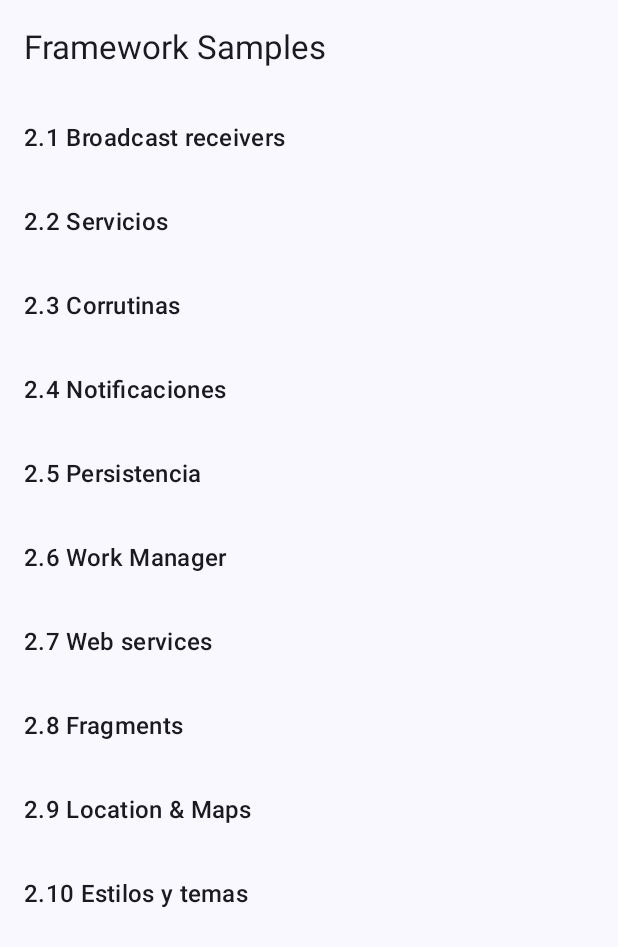
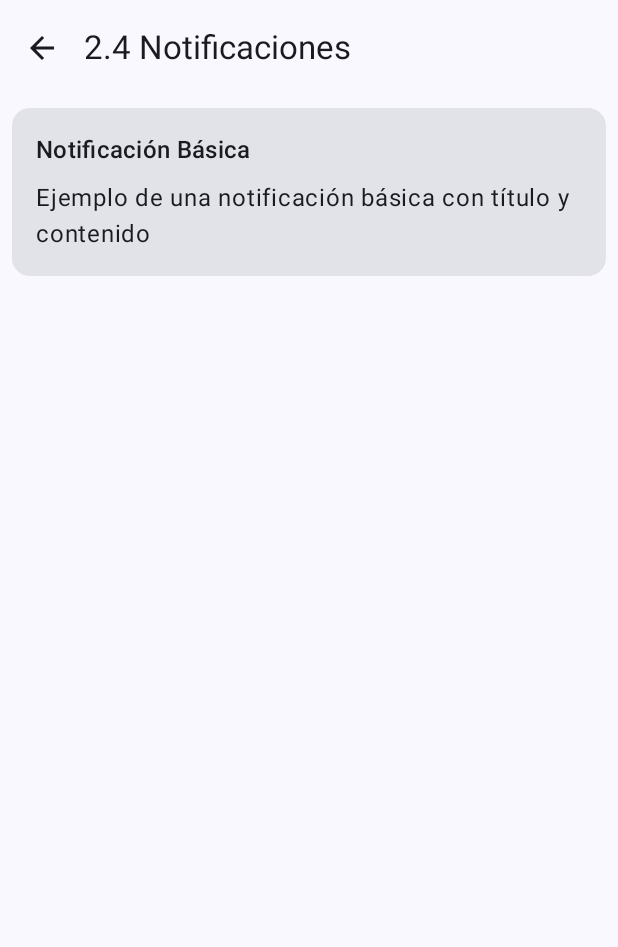
Before and after one commit to antoniolg/Framework-Samples-Compose, an Android app built with Jetpack Compose: the screen it shows after launch (MainActivity), after a tap on "2.4 Notificaciones", on a phone screen of 412 x 824 dp. Shown: the top 947 px of the screen. Run offline under Robolectric (Android 15) with nearby library versions, the phone set to English and light mode, and no system bars.

Commit message:
Notifications: Basic example

```diff
--- a/app/src/main/AndroidManifest.xml
+++ b/app/src/main/AndroidManifest.xml
@@ -2,7 +2,10 @@
 <manifest xmlns:android="http://schemas.android.com/apk/res/android"
     xmlns:tools="http://schemas.android.com/tools">
 
+    <uses-permission android:name="android.permission.POST_NOTIFICATIONS" />
+
     <application
+        android:name=".App"
         android:allowBackup="true"
         android:dataExtractionRules="@xml/data_extraction_rules"
         android:fullBackupContent="@xml/backup_rules"
--- /dev/null
+++ b/app/src/main/java/com/antonioleiva/frameworksamples/App.kt
@@ -0,0 +1,29 @@
+package com.antonioleiva.frameworksamples
+
+import android.app.Application
+import android.app.NotificationChannel
+import android.app.NotificationManager
+
+class App : Application() {
+
+    override fun onCreate() {
+        super.onCreate()
+        createNotificationChannels()
+    }
+
+    private fun createNotificationChannels() {
+        val name = getString(R.string.channel_basic_name)
+        val descriptionText = getString(R.string.channel_basic_description)
+        val importance = NotificationManager.IMPORTANCE_DEFAULT
+        val channel = NotificationChannel(CHANNEL_BASIC_ID, name, importance).apply {
+            description = descriptionText
+        }
+
+        val notificationManager = getSystemService(NotificationManager::class.java)
+        notificationManager.createNotificationChannel(channel)
+    }
+
+    companion object {
+        const val CHANNEL_BASIC_ID = "basic_notification_channel"
+    }
+}
--- a/app/src/main/java/com/antonioleiva/frameworksamples/ui/navigation/Navigation.kt
+++ b/app/src/main/java/com/antonioleiva/frameworksamples/ui/navigation/Navigation.kt
@@ -11,6 +11,7 @@ import com.antonioleiva.frameworksamples.model.Topic
 import com.antonioleiva.frameworksamples.ui.screens.HomeScreen
 import com.antonioleiva.frameworksamples.ui.screens.broadcast.BroadcastSamplesScreen
 import com.antonioleiva.frameworksamples.ui.screens.coroutines.CoroutineSamplesScreen
+import com.antonioleiva.frameworksamples.ui.screens.notifications.NotificationSamplesScreen
 import com.antonioleiva.frameworksamples.ui.screens.services.ServiceSamplesScreen
 
 @Composable
@@ -29,6 +30,7 @@ fun Navigation() {
                         Topic.BROADCAST_RECEIVERS -> navController.navigate(BroadcastSamplesScreen)
                         Topic.SERVICES -> navController.navigate(ServiceSamplesScreen)
                         Topic.COROUTINES -> navController.navigate(CoroutineSamplesScreen)
+                        Topic.NOTIFICATIONS -> navController.navigate(NotificationSamplesScreen)
                         else -> navController.context.notImplementedToast()
                     }
                 }
@@ -38,6 +40,7 @@ fun Navigation() {
         broadcastNav(navController)
         serviceNav(navController)
         coroutineNav(navController)
+        notificationNav(navController)
     }
 }
 
--- /dev/null
+++ b/app/src/main/java/com/antonioleiva/frameworksamples/ui/navigation/notificationNav.kt
@@ -0,0 +1,26 @@
+package com.antonioleiva.frameworksamples.ui.navigation
+
+import androidx.navigation.NavGraphBuilder
+import androidx.navigation.NavHostController
+import androidx.navigation.compose.composable
+import com.antonioleiva.frameworksamples.ui.screens.notifications.BasicNotificationScreen
+import com.antonioleiva.frameworksamples.ui.screens.notifications.NotificationSamplesScreen
+
+fun NavGraphBuilder.notificationNav(navController: NavHostController) {
+    composable<NotificationSamplesScreen> {
+        NotificationSamplesScreen(
+            onSampleClick = { sample ->
+                when (sample.destination) {
+                    is BasicNotificationScreen -> navController.navigate(BasicNotificationScreen)
+                }
+            },
+            onBack = { navController.popBackStack() }
+        )
+    }
+
+    composable<BasicNotificationScreen> {
+        BasicNotificationScreen(
+            onBack = { navController.popBackStack() }
+        )
+    }
+}
--- /dev/null
+++ b/app/src/main/java/com/antonioleiva/frameworksamples/ui/screens/notifications/NotificationSamplesScreen.kt
@@ -0,0 +1,34 @@
+package com.antonioleiva.frameworksamples.ui.screens.notifications
+
+import androidx.compose.runtime.Composable
+import com.antonioleiva.frameworksamples.R
+import com.antonioleiva.frameworksamples.model.Sample
+import com.antonioleiva.frameworksamples.model.SamplesInfo
+import com.antonioleiva.frameworksamples.ui.components.SamplesScreen
+import kotlinx.serialization.Serializable
+
+private val notificationSamples = listOf(
+    Sample(
+        titleRes = R.string.notification_basic,
+        descriptionRes = R.string.notification_basic_description,
+        destination = BasicNotificationScreen
+    )
+)
+
+@Serializable
+object NotificationSamplesScreen
+
+@Composable
+fun NotificationSamplesScreen(
+    onSampleClick: (Sample) -> Unit,
+    onBack: () -> Unit
+) {
+    SamplesScreen(
+        samplesInfo = SamplesInfo(
+            title = R.string.topic_notifications,
+            samples = notificationSamples
+        ),
+        onSampleClick = onSampleClick,
+        onBack = onBack
+    )
+}
--- /dev/null
+++ b/app/src/main/res/drawable/ic_notification.xml
@@ -0,0 +1,10 @@
+<?xml version="1.0" encoding="utf-8"?>
+<vector xmlns:android="http://schemas.android.com/apk/res/android"
+    android:width="24dp"
+    android:height="24dp"
+    android:viewportWidth="24"
+    android:viewportHeight="24">
+    <path
+        android:fillColor="#FFFFFF"
+        android:pathData="M12,22c1.1,0 2,-0.9 2,-2h-4c0,1.1 0.9,2 2,2zM18,16v-5c0,-3.07 -1.63,-5.64 -4.5,-6.32L13.5,4c0,-0.83 -0.67,-1.5 -1.5,-1.5s-1.5,0.67 -1.5,1.5v0.68C7.64,5.36 6,7.92 6,11v5l-2,2v1h16v-1l-2,-2zM16,17L8,17v-6c0,-2.48 1.51,-4.5 4,-4.5s4,2.02 4,4.5v6z"/>
+</vector>
--- a/app/src/main/res/values/strings.xml
+++ b/app/src/main/res/values/strings.xml
@@ -55,4 +55,14 @@
     <string name="cpu_task_result">Suma: %d</string>
     <string name="io_task_result">Datos obtenidos correctamente</string>
     <string name="coroutines_instructions">Este ejemplo demuestra el uso de corrutinas en Android para realizar tareas en segundo plano. La tarea CPU realiza un cálculo intensivo, mientras que la tarea IO simula una operación de entrada/salida con un retraso de 2 segundos.</string>
+
+    <!-- Notifications -->
+    <string name="notification_basic">Notificación Básica</string>
+    <string name="notification_basic_description">Ejemplo de una notificación básica con título y contenido</string>
+    <string name="show_notification">Mostrar Notificación</string>
+    <string name="notification_basic_title">Notificación de ejemplo</string>
+    <string name="notification_basic_content">Esta es una notificación básica de ejemplo</string>
+    <string name="channel_basic_name">Notificaciones básicas</string>
+    <string name="channel_basic_description">Canal para notificaciones básicas de ejemplo</string>
+    <string name="notification_basic_instructions">Este ejemplo demuestra cómo crear y mostrar una notificación básica. En Android 13 y superior, se solicita el permiso POST_NOTIFICATIONS antes de mostrar la notificación.</string>
 </resources>
```
Also changed, not shown: app/src/main/java/com/antonioleiva/frameworksamples/ui/screens/notifications/BasicNotificationScreen.kt (added, +97 -0 lines).
